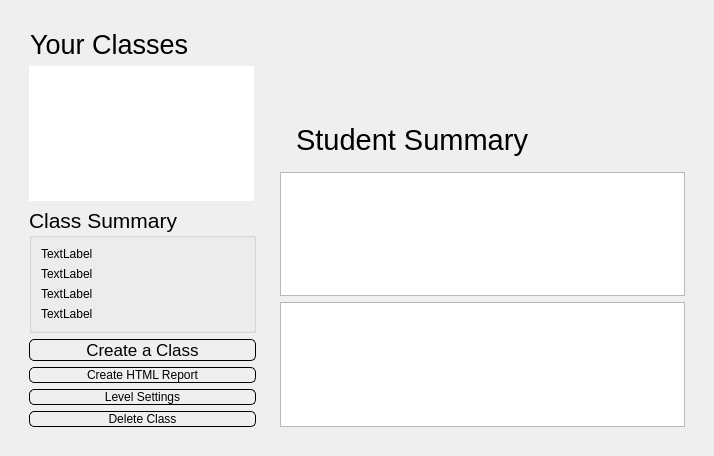
zfrye06/Loque, file portal/src/adminpane.ui: the form before one commit.
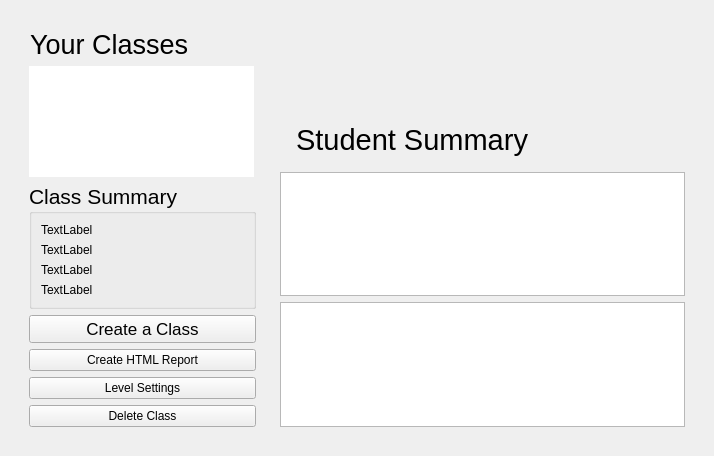
The form after the commit.

Commit message: changed buttons back to default

What changed in the file:
```diff
--- a/portal/src/adminpane.ui
+++ b/portal/src/adminpane.ui
@@ -121,9 +121,7 @@
                  <cursorShape>OpenHandCursor</cursorShape>
                 </property>
                 <property name="styleSheet">
-                 <string notr="true">border-radius: 5px;
-border: 1px solid black; 
-</string>
+                 <string notr="true"/>
                 </property>
                 <property name="text">
                  <string>Create a Class</string>
@@ -142,8 +140,7 @@
                  <cursorShape>PointingHandCursor</cursorShape>
                 </property>
                 <property name="styleSheet">
-                 <string notr="true">border-radius: 5px;
-border: 1px solid black; 
+                 <string notr="true">
 </string>
                 </property>
                 <property name="text">
@@ -163,8 +160,8 @@
                  <cursorShape>PointingHandCursor</cursorShape>
                 </property>
                 <property name="styleSheet">
-                 <string notr="true">border-radius: 5px;
-border: 1px solid black; </string>
+                 <string notr="true">
+</string>
                 </property>
                 <property name="text">
                  <string>Level Settings</string>
@@ -183,8 +180,7 @@
                  <cursorShape>PointingHandCursor</cursorShape>
                 </property>
                 <property name="styleSheet">
-                 <string notr="true">border-radius: 5px;
-border: 1px solid black; 
+                 <string notr="true">
 </string>
                 </property>
                 <property name="text">
```
